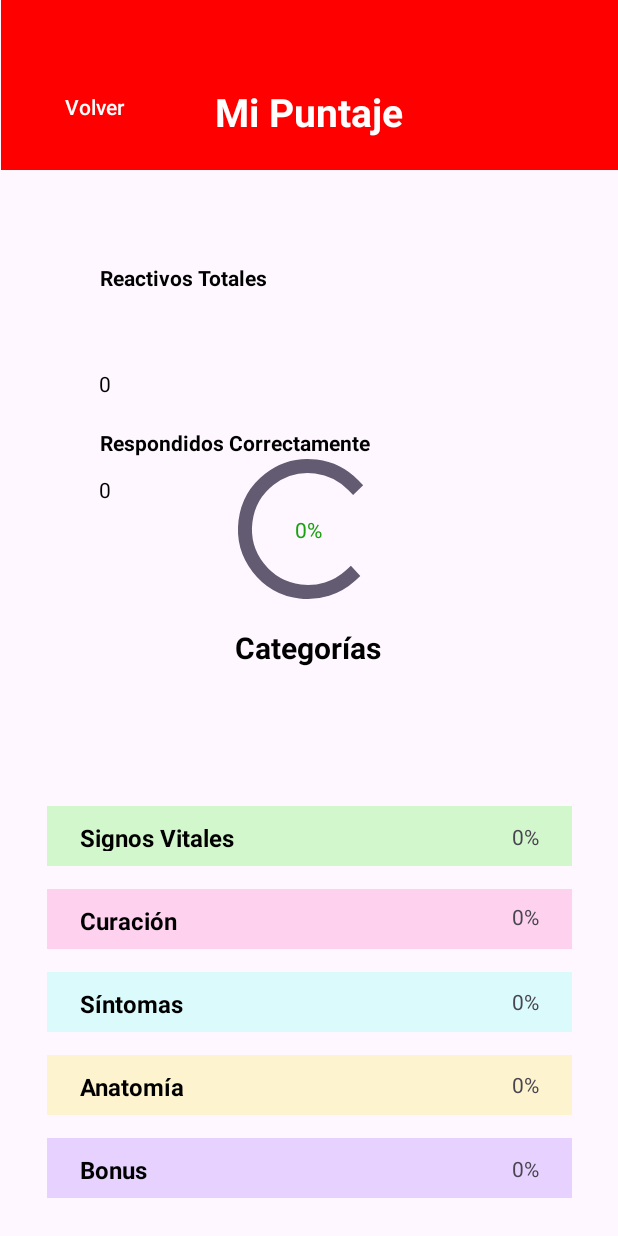
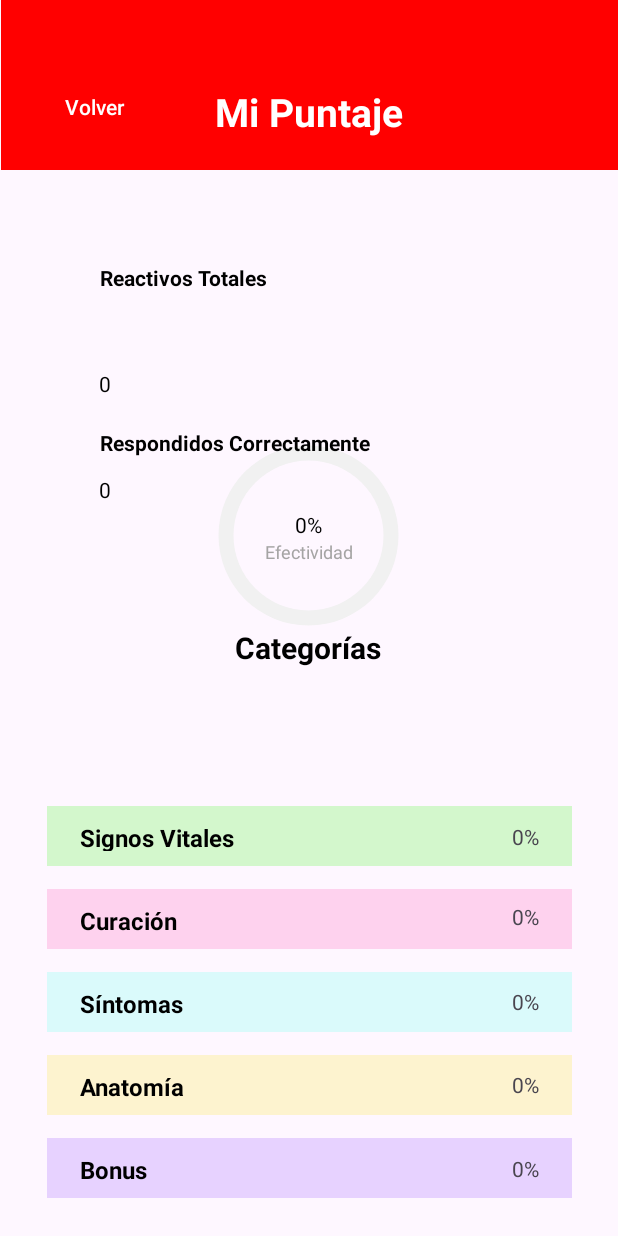
Before and after one commit to AugustoGM/proyectoRedQuiz, an Android app: the MiPuntaje screen opened directly, with no data from a screen before it, on a phone screen of 412 x 824 dp. Run offline under Robolectric (Android 15) with nearby library versions, the phone set to English and light mode, and no system bars; our stand-ins replace Firebase (no records; nobody signed in at launch, a user with empty details on screens opened directly).

Commit message:
corregido_progressBar

```diff
--- a/app/src/main/java/com/example/proyectoredquiz/MyAdapter.java
+++ b/app/src/main/java/com/example/proyectoredquiz/MyAdapter.java
@@ -58,17 +58,12 @@
 
         Question question = list.get(position);
         holder.bind(question);
-
-
     }
-
-
 
 
     public interface OnQuestionDeleteListener {
         void onQuestionDelete(int position);
     }
-
 
 
     @Override
--- /dev/null
+++ b/app/src/main/res/drawable/progress_circle.xml
@@ -0,0 +1,24 @@
+<?xml version="1.0" encoding="utf-8"?>
+<layer-list xmlns:android="http://schemas.android.com/apk/res/android">
+
+    <item>
+        <shape android:shape="ring"
+            android:useLevel="false"
+            android:thicknessRatio="15">
+            <solid android:color="@color/gray"/>
+        </shape>
+    </item>
+
+    <item>
+        <rotate
+            android:fromDegrees="270"
+            android:toDegrees="270">
+        <shape android:shape="ring"
+            android:useLevel="true"
+            android:thicknessRatio="15">
+            <solid android:color="@color/green"/>
+        </shape>
+        </rotate>
+    </item>
+
+</layer-list>
--- a/app/src/main/res/layout/activity_mi_puntaje.xml
+++ b/app/src/main/res/layout/activity_mi_puntaje.xml
@@ -23,18 +23,17 @@
 
     <ProgressBar
         android:id="@+id/progressBar"
-        style="?android:attr/progressBarStyle"
-        android:layout_width="112dp"
-        android:layout_height="116dp"
-        android:progressTint="#1F9C08"
-        android:max="100"
-        android:progress="0"
+        android:layout_width="150dp"
+        android:layout_height="150dp"
+        android:layout_centerInParent="true"
+        android:indeterminateOnly="false"
+        android:progressDrawable="@drawable/progress_circle"
         app:layout_constraintBottom_toBottomOf="parent"
         app:layout_constraintEnd_toEndOf="parent"
         app:layout_constraintHorizontal_bias="0.498"
         app:layout_constraintStart_toStartOf="parent"
         app:layout_constraintTop_toTopOf="@+id/textView18"
-        app:layout_constraintVertical_bias="0.416" />
+        app:layout_constraintVertical_bias="0.418" />
 
     <TextView
         android:id="@+id/textView10"
@@ -242,12 +241,14 @@
         android:id="@+id/por"
         android:layout_width="wrap_content"
         android:layout_height="wrap_content"
+        android:layout_marginTop="5dp"
         android:text="0%"
-        android:textColor="#19A10F"
+        android:textColor="#000000"
         app:layout_constraintBottom_toBottomOf="@+id/progressBar"
         app:layout_constraintEnd_toEndOf="@+id/progressBar"
         app:layout_constraintStart_toStartOf="@+id/progressBar"
         app:layout_constraintTop_toTopOf="@+id/progressBar"
+        app:layout_constraintVertical_bias="0.419"
         tools:ignore="HardcodedText,TextContrastCheck" />
 
     <TextView
@@ -289,4 +290,17 @@
         app:layout_constraintVertical_bias="0.523"
         tools:ignore="HardcodedText" />
 
+    <TextView
+        android:id="@+id/textView29"
+        android:layout_width="wrap_content"
+        android:layout_height="wrap_content"
+        android:text="Efectividad"
+        android:textColor="#A5A4A4"
+        android:textSize="12sp"
+        app:layout_constraintBottom_toBottomOf="@+id/progressBar"
+        app:layout_constraintEnd_toEndOf="@+id/progressBar"
+        app:layout_constraintStart_toStartOf="@+id/progressBar"
+        app:layout_constraintTop_toBottomOf="@+id/por"
+        app:layout_constraintVertical_bias="0.0" />
+
 </androidx.constraintlayout.widget.ConstraintLayout>
--- a/app/src/main/res/values/colors.xml
+++ b/app/src/main/res/values/colors.xml
@@ -20,4 +20,6 @@
     <color name="pantalonH4">#9A6E3F</color>
     <color name="azulM">#9DC9FB</color>
     <color name="rosaM">#EB6789</color>
+    <color name="green">#39DA39</color>
+    <color name="gray">#F1F1F1</color>
 </resources>
```
